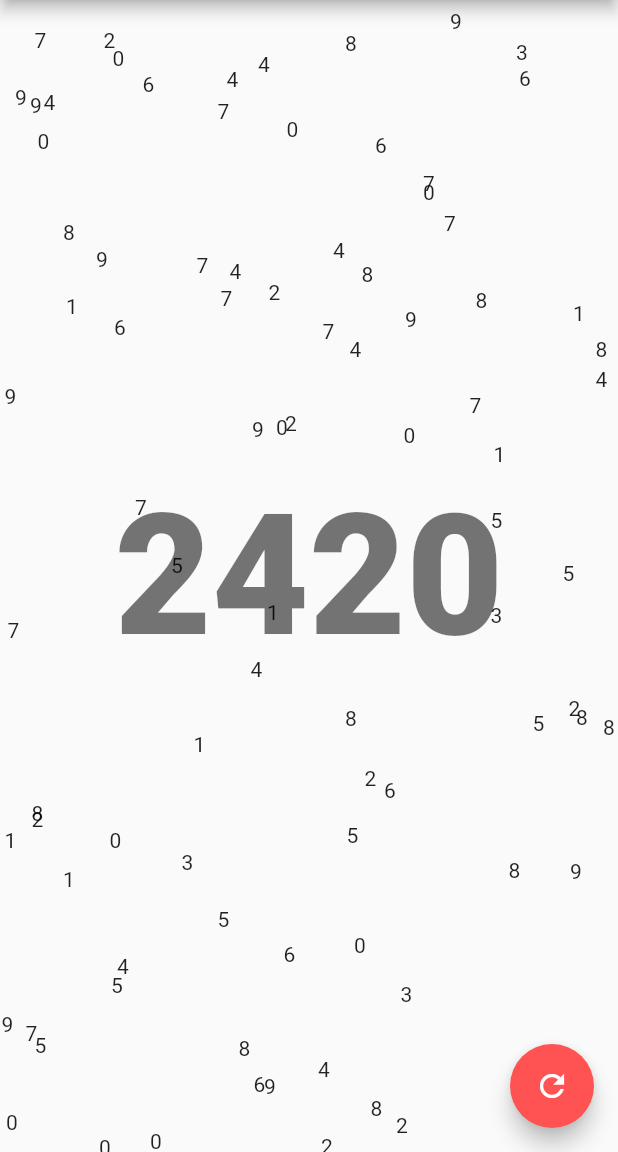
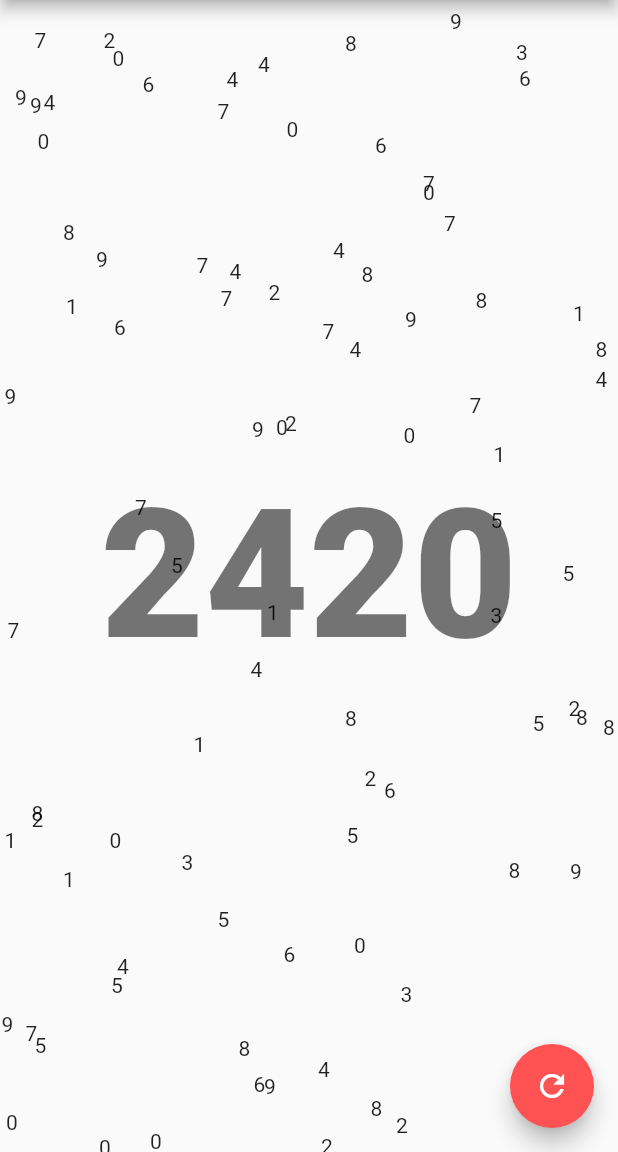
Before and after one commit to devaurelian/pin_generator, a Flutter app: the screen it shows after launch, on a phone screen of 412 x 824 dp, the part 84-1236 px from its top. Run offline on Flutter 3.47's test engine with Material 2 defaults, Android fonts, the phone set to English and light mode, and no system bars; our stand-ins replace share, shared_preferences.

Commit message:
Try PIN text font sizes

```diff
--- a/lib/widgets/pin_text.dart
+++ b/lib/widgets/pin_text.dart
@@ -56,14 +56,32 @@ class _PINTextState extends State<PINText> {
   /// Describes the [PINText] widget user interface.
   @override
   Widget build(BuildContext context) {
+
+//    List<double> fontSizes = new List(9);
+//    fontSizes.fillRange(0, 4, 112.0);
+//    fontSizes.fillRange(4, 5, 96.0);
+//    fontSizes.fillRange(5, 9, 60.0);
+//    List<double> fontSizes = [192.0, 144.0, 112.0, 112.0, 96.0, 60.0, 60.0, 60.0, 60.0];
+//    List<double> fontSizes = [192.0, 144.0, 128.0, 120.0, 96.0, 60.0, 60.0, 60.0, 60.0];
+    List<double> fontSizes = [192.0, 144.0, 128.0, 120.0, 96.0, 72.0, 64.0, 60.0, 48.0];
+    print(fontSizes);
+    print(fontSizes[_pin.toString().length - 1]);
+
     return AnimatedOpacity(
       duration: Duration(milliseconds: 500),
       opacity: _opacity,
       child: Text(
         _pin.toString(),
-        style: _pin.toString().length <= 5
-            ? Theme.of(context).textTheme.display4
-            : Theme.of(context).textTheme.display3,
+//        style: _pin.toString().length <= 5
+//            ? Theme.of(context).textTheme.display4
+//            : Theme.of(context).textTheme.display3,
+        style: Theme.of(context).textTheme.display4.copyWith(
+//          fontSize: MediaQuery.of(context).size.width / _pin.toString().length,
+//          fontSize: MediaQuery.of(context).size.shortestSide / _pin.toString().length.clamp(2, 6),
+          fontSize: fontSizes[_pin.toString().length - 1],
+//          fontSize: _pin.toString().length <= 4 ? 112.0 : 60.0,
+        )
+
       ),
     );
   }
```
